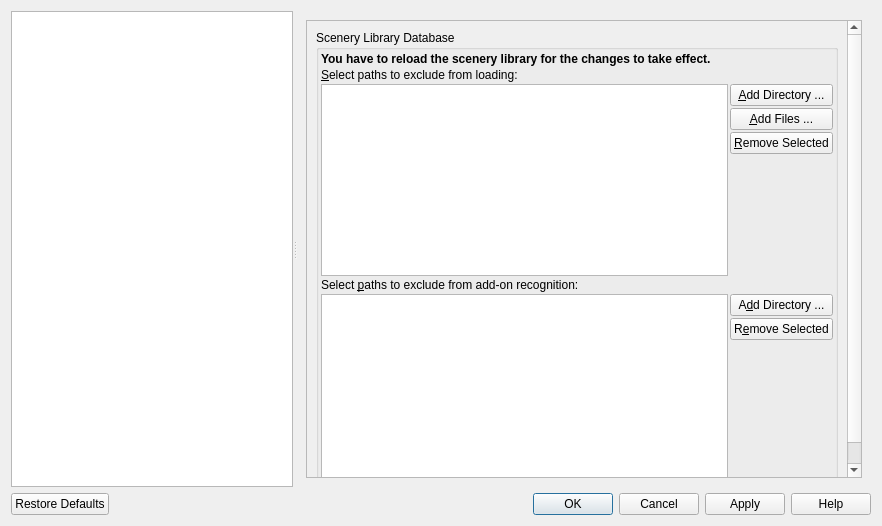
First picture: the form in src/options/options.ui, repository albar965/littlenavmap, before the edit.
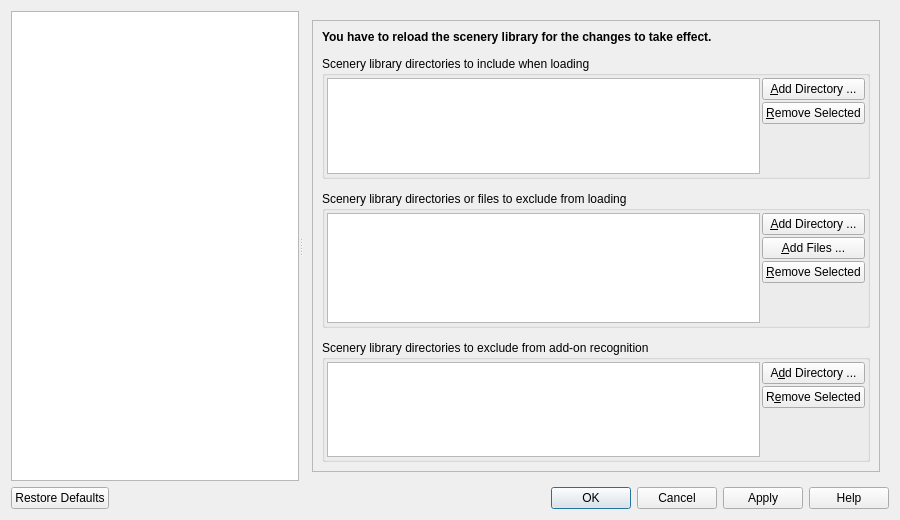
Second picture: the form after the edit. The open tabs and pages were chosen to show the change.

Commit message:
Added option to include extra directories for scenery library scanning.
Reworked scenery library page in options to use table instead of list.
albar965/littlenavmap#959

```diff
--- a/src/options/options.ui
+++ b/src/options/options.ui
@@ -6,8 +6,8 @@
    <rect>
     <x>0</x>
     <y>0</y>
-    <width>882</width>
-    <height>526</height>
+    <width>900</width>
+    <height>520</height>
    </rect>
   </property>
   <property name="windowTitle">
@@ -61,8 +61,8 @@
             <rect>
              <x>0</x>
              <y>0</y>
-             <width>570</width>
-             <height>458</height>
+             <width>582</width>
+             <height>452</height>
             </rect>
            </property>
            <layout class="QVBoxLayout" name="verticalLayout_21">
@@ -402,8 +402,8 @@
             <rect>
              <x>0</x>
              <y>0</y>
-             <width>570</width>
-             <height>458</height>
+             <width>499</width>
+             <height>394</height>
             </rect>
            </property>
            <layout class="QVBoxLayout" name="verticalLayout_22">
@@ -453,9 +453,6 @@
                  <property name="wordWrap">
                   <bool>true</bool>
                  </property>
-                 <property name="margin">
-                  <number>5</number>
-                 </property>
                  <property name="textInteractionFlags">
                   <set>Qt::LinksAccessibleByMouse|Qt::TextSelectableByMouse</set>
                  </property>
@@ -646,8 +643,8 @@
             <rect>
              <x>0</x>
              <y>0</y>
-             <width>556</width>
-             <height>537</height>
+             <width>408</width>
+             <height>517</height>
             </rect>
            </property>
            <layout class="QVBoxLayout" name="verticalLayout_23">
@@ -723,9 +720,6 @@
                  <property name="wordWrap">
                   <bool>true</bool>
                  </property>
-                 <property name="margin">
-                  <number>5</number>
-                 </property>
                  <property name="textInteractionFlags">
                   <set>Qt::LinksAccessibleByMouse|Qt::TextSelectableByMouse</set>
                  </property>
@@ -777,9 +771,6 @@
                  <property name="wordWrap">
                   <bool>true</bool>
                  </property>
-                 <property name="margin">
-                  <number>5</number>
-                 </property>
                  <property name="textInteractionFlags">
                   <set>Qt::LinksAccessibleByMouse|Qt::TextSelectableByMouse</set>
                  </property>
@@ -1154,8 +1145,8 @@
             <rect>
              <x>0</x>
              <y>0</y>
-             <width>570</width>
-             <height>458</height>
+             <width>535</width>
+             <height>346</height>
             </rect>
            </property>
            <layout class="QGridLayout" name="gridLayout_36">
@@ -1405,9 +1396,6 @@
                  <property name="wordWrap">
                   <bool>true</bool>
                  </property>
-                 <property name="margin">
-                  <number>5</number>
-                 </property>
                  <property name="textInteractionFlags">
                   <set>Qt::LinksAccessibleByMouse|Qt::TextSelectableByMouse</set>
                  </property>
@@ -1470,8 +1458,8 @@
             <rect>
              <x>0</x>
              <y>0</y>
-             <width>556</width>
-             <height>524</height>
+             <width>542</width>
+             <height>514</height>
             </rect>
            </property>
            <layout class="QGridLayout" name="gridLayout_12">
@@ -1906,9 +1894,6 @@
                  <property name="wordWrap">
                   <bool>true</bool>
                  </property>
-                 <property name="margin">
-                  <number>5</number>
-                 </property>
                  <property name="textInteractionFlags">
                   <set>Qt::LinksAccessibleByMouse|Qt::TextSelectableByMouse</set>
                  </property>
@@ -1935,8 +1920,8 @@
             <rect>
              <x>0</x>
              <y>0</y>
-             <width>570</width>
-             <height>458</height>
+             <width>565</width>
+             <height>300</height>
             </rect>
            </property>
            <layout class="QGridLayout" name="gridLayout_13">
@@ -2268,7 +2253,7 @@
             <rect>
              <x>0</x>
              <y>0</y>
-             <width>556</width>
+             <width>472</width>
              <height>534</height>
             </rect>
            </property>
@@ -3022,8 +3007,8 @@
             <rect>
              <x>0</x>
              <y>0</y>
-             <width>570</width>
-             <height>458</height>
+             <width>413</width>
+             <height>315</height>
             </rect>
            </property>
            <layout class="QVBoxLayout" name="verticalLayout_35">
@@ -3427,7 +3412,7 @@
             <rect>
              <x>0</x>
              <y>0</y>
-             <width>556</width>
+             <width>494</width>
              <height>526</height>
             </rect>
            </property>
@@ -4342,8 +4327,8 @@
             <rect>
              <x>0</x>
              <y>0</y>
-             <width>570</width>
-             <height>458</height>
+             <width>316</width>
+             <height>353</height>
             </rect>
            </property>
            <layout class="QGridLayout" name="gridLayout_39">
@@ -4780,7 +4765,7 @@
             <rect>
              <x>0</x>
              <y>0</y>
-             <width>556</width>
+             <width>552</width>
              <height>528</height>
             </rect>
            </property>
@@ -5265,8 +5250,8 @@
             <rect>
              <x>0</x>
              <y>0</y>
-             <width>570</width>
-             <height>458</height>
+             <width>457</width>
+             <height>324</height>
             </rect>
            </property>
            <layout class="QVBoxLayout" name="verticalLayout_26">
@@ -5544,8 +5529,8 @@
             <rect>
              <x>0</x>
              <y>0</y>
-             <width>570</width>
-             <height>458</height>
+             <width>266</width>
+             <height>442</height>
             </rect>
            </property>
            <layout class="QVBoxLayout" name="verticalLayout_27">
@@ -5766,7 +5751,7 @@
             <rect>
              <x>0</x>
              <y>0</y>
-             <width>556</width>
+             <width>356</width>
              <height>641</height>
             </rect>
            </property>
@@ -6332,8 +6317,8 @@
             <rect>
              <x>0</x>
              <y>0</y>
-             <width>570</width>
-             <height>458</height>
+             <width>378</width>
+             <height>349</height>
             </rect>
            </property>
            <layout class="QVBoxLayout" name="verticalLayout_29">
@@ -6634,8 +6619,8 @@
             <rect>
              <x>0</x>
              <y>0</y>
-             <width>570</width>
-             <height>458</height>
+             <width>420</width>
+             <height>228</height>
             </rect>
            </property>
            <layout class="QGridLayout" name="gridLayout_37">
@@ -6821,8 +6806,8 @@
             <rect>
              <x>0</x>
              <y>0</y>
-             <width>570</width>
-             <height>458</height>
+             <width>471</width>
+             <height>436</height>
             </rect>
            </property>
            <layout class="QVBoxLayout" name="verticalLayout_30">
@@ -7064,9 +7049,6 @@
                  <property name="wordWrap">
                   <bool>true</bool>
                  </property>
-                 <property name="margin">
-                  <number>5</number>
-                 </property>
                  <property name="openExternalLinks">
                   <bool>true</bool>
                  </property>
@@ -7152,17 +7134,39 @@
             <rect>
              <x>0</x>
              <y>0</y>
-             <width>556</width>
-             <height>493</height>
+             <width>582</width>
+             <height>452</height>
             </rect>
            </property>
            <layout class="QGridLayout" name="gridLayout_38">
+            <property name="verticalSpacing">
+             <number>12</number>
+            </property>
             <item row="0" column="0">
-             <widget class="QGroupBox" name="groupBox_23">
+             <widget class="QLabel" name="labelOptionsDatabaseReload">
+              <property name="sizePolicy">
+               <sizepolicy hsizetype="Preferred" vsizetype="Minimum">
+                <horstretch>0</horstretch>
+                <verstretch>0</verstretch>
+               </sizepolicy>
+              </property>
+              <property name="text">
+               <string>&lt;b&gt;You have to reload the scenery library for the changes to take effect.&lt;/b&gt;</string>
+              </property>
+              <property name="wordWrap">
+               <bool>true</bool>
+              </property>
+              <property name="textInteractionFlags">
+               <set>Qt::LinksAccessibleByMouse|Qt::TextSelectableByMouse</set>
+              </property>
+             </widget>
+            </item>
+            <item row="2" column="0">
+             <widget class="QGroupBox" name="groupBox_37">
               <property name="title">
-               <string>Scenery Library Database</string>
+               <string>Scenery library directories or files to exclude from loading</string>
               </property>
-              <layout class="QGridLayout" name="gridLayout_42">
+              <layout class="QGridLayout" name="gridLayout_52">
                <property name="leftMargin">
                 <number>2</number>
                </property>
@@ -7178,8 +7182,14 @@
                <property name="spacing">
                 <number>2</number>
                </property>
-               <item row="2" column="0">
-                <widget class="QListWidget" name="listWidgetOptionsDatabaseExclude">
+               <item row="0" column="0" rowspan="4">
+                <widget class="QTableWidget" name="tableWidgetOptionsDatabaseExclude">
+                 <property name="sizePolicy">
+                  <sizepolicy hsizetype="Expanding" vsizetype="Ignored">
+                   <horstretch>0</horstretch>
+                   <verstretch>0</verstretch>
+                  </sizepolicy>
+                 </property>
                  <property name="toolTip">
                   <string>All directories including sub-directories and files in this list will be omitted when loading the scenery library into the Little Navmap database.
 You can also use this list to speed up database loading if you exclude directories that do not contain airports or navaids.
@@ -7189,92 +7199,104 @@
                  <property name="editTriggers">
                   <set>QAbstractItemView::NoEditTriggers</set>
                  </property>
+                 <property name="showDropIndicator" stdset="0">
+                  <bool>false</bool>
+                 </property>
                  <property name="alternatingRowColors">
                   <bool>true</bool>
                  </property>
                  <property name="selectionMode">
                   <enum>QAbstractItemView::ExtendedSelection</enum>
                  </property>
-                </widget>
-               </item>
-               <item row="1" column="0" colspan="2">
-                <widget class="QLabel" name="labelOptionsDatabaseExclude">
-                 <property name="text">
-                  <string>&amp;Select paths to exclude from loading:</string>
+                 <property name="textElideMode">
+                  <enum>Qt::ElideLeft</enum>
                  </property>
-                 <property name="alignment">
-                  <set>Qt::AlignLeading|Qt::AlignLeft|Qt::AlignTop</set>
+                 <property name="horizontalScrollMode">
+                  <enum>QAbstractItemView::ScrollPerPixel</enum>
                  </property>
                  <property name="wordWrap">
-                  <bool>true</bool>
+                  <bool>false</bool>
                  </property>
-                 <property name="buddy">
-                  <cstring>listWidgetOptionsDatabaseExclude</cstring>
+                 <property name="cornerButtonEnabled">
+                  <bool>false</bool>
                  </property>
+                 <attribute name="horizontalHeaderVisible">
+                  <bool>false</bool>
+                 </attribute>
+                 <attribute name="verticalHeaderVisible">
+                  <bool>false</bool>
+                 </attribute>
+                 <attribute name="verticalHeaderHighlightSections">
+                  <bool>false</bool>
+                 </attribute>
                 </widget>
                </item>
-               <item row="3" column="0" colspan="2">
-                <widget class="QLabel" name="labelOptionsDatabaseAddon">
+               <item row="0" column="1">
+                <widget class="QPushButton" name="pushButtonOptionsDatabaseAddExcludeDir">
                  <property name="text">
-                  <string>Select &amp;paths to exclude from add-on recognition:</string>
+                  <string>&amp;Add Directory ...</string>
                  </property>
-                 <property name="alignment">
-                  <set>Qt::AlignLeading|Qt::AlignLeft|Qt::AlignTop</set>
-                 </property>
-                 <property name="wordWrap">
-                  <bool>true</bool>
-                 </property>
-                 <property name="buddy">
-                  <cstring>listWidgetOptionsDatabaseAddon</cstring>
+                </widget>
+               </item>
+               <item row="1" column="1">
+                <widget class="QPushButton" name="pushButtonOptionsDatabaseAddExcludeFile">
+                 <property name="text">
+                  <string>&amp;Add Files ...</string>
                  </property>
                 </widget>
                </item>
                <item row="2" column="1">
-                <layout class="QVBoxLayout" name="verticalLayoutOptionsDatabase">
-                 <property name="spacing">
-                  <number>2</number>
+                <widget class="QPushButton" name="pushButtonOptionsDatabaseRemoveExclude">
+                 <property name="text">
+                  <string>&amp;Remove Selected</string>
                  </property>
-                 <property name="leftMargin">
-                  <number>0</number>
+                </widget>
+               </item>
+               <item row="3" column="1">
+                <spacer name="verticalSpacer_21">
+                 <property name="orientation">
+                  <enum>Qt::Vertical</enum>
                  </property>
-                 <item alignment="Qt::AlignTop">
-                  <widget class="QPushButton" name="pushButtonOptionsDatabaseAddExcludeDir">
-                   <property name="text">
-                    <string>&amp;Add Directory ...</string>
-                   </property>
-                  </widget>
-                 </item>
-                 <item>
-                  <widget class="QPushButton" name="pushButtonOptionsDatabaseAddExcludeFile">
-                   <property name="text">
-                    <string>&amp;Add Files ...</string>
-                   </property>
-                  </widget>
-                 </item>
-                 <item alignment="Qt::AlignTop">
-                  <widget class="QPushButton" name="pushButtonOptionsDatabaseRemoveExclude">
-                   <property name="text">
-                    <string>&amp;Remove Selected</string>
-                   </property>
-                  </widget>
-                 </item>
-                 <item>
-                  <spacer name="verticalSpacerOptionsDatabaseExclude">
-                   <property name="orientation">
-                    <enum>Qt::Vertical</enum>
-                   </property>
-                   <property name="sizeHint" stdset="0">
-                    <size>
-                     <width>20</width>
-                     <height>40</height>
-                    </size>
-                   </property>
-                  </spacer>
-                 </item>
-                </layout>
+                 <property name="sizeHint" stdset="0">
+                  <size>
+                   <width>20</width>
+                   <height>40</height>
+                  </size>
+                 </property>
+                </spacer>
                </item>
-               <item row="4" column="0">
-                <widget class="QListWidget" name="listWidgetOptionsDatabaseAddon">
+              </layout>
+             </widget>
+            </item>
+            <item row="3" column="0">
+             <widget class="QGroupBox" name="groupBox_38">
+              <property name="title">
+               <string>Scenery library directories to exclude from add-on recognition</string>
+              </property>
+              <layout class="QGridLayout" name="gridLayout_53">
+               <property name="leftMargin">
+                <number>2</number>
+               </property>
+               <property name="topMargin">
+                <number>2</number>
+               </property>
+               <property name="rightMargin">
+                <number>2</number>
+               </property>
+               <property name="bottomMargin">
+                <number>2</number>
+               </property>
+               <property name="spacing">
+                <number>2</number>
+               </property>
+               <item row="0" column="0" rowspan="3">
+                <widget class="QTableWidget" name="tableWidgetOptionsDatabaseExcludeAddon">
+                 <property name="sizePolicy">
+                  <sizepolicy hsizetype="Expanding" vsizetype="Ignored">
+                   <horstretch>0</horstretch>
+                   <verstretch>0</verstretch>
+                  </sizepolicy>
+                 </property>
                  <property name="toolTip">
                   <string>All airports found outside the default &quot;scenery&quot; directory will be considered add-ons.
 You can use this list to modify this behavior.
@@ -7285,67 +7307,169 @@
                  <property name="editTriggers">
                   <set>QAbstractItemView::NoEditTriggers</set>
                  </property>
+                 <property name="showDropIndicator" stdset="0">
+                  <bool>false</bool>
+                 </property>
                  <property name="alternatingRowColors">
                   <bool>true</bool>
                  </property>
                  <property name="selectionMode">
                   <enum>QAbstractItemView::ExtendedSelection</enum>
                  </property>
+                 <property name="textElideMode">
+                  <enum>Qt::ElideLeft</enum>
+                 </property>
+                 <property name="horizontalScrollMode">
+                  <enum>QAbstractItemView::ScrollPerPixel</enum>
+                 </property>
+                 <property name="wordWrap">
+                  <bool>false</bool>
+                 </property>
+                 <property name="cornerButtonEnabled">
+                  <bool>false</bool>
+                 </property>
+                 <attribute name="horizontalHeaderVisible">
+                  <bool>false</bool>
+                 </attribute>
+                 <attribute name="verticalHeaderVisible">
+                  <bool>false</bool>
+                 </attribute>
+                 <attribute name="verticalHeaderHighlightSections">
+                  <bool>false</bool>
+                 </attribute>
                 </widget>
                </item>
-               <item row="4" column="1">
-                <layout class="QVBoxLayout" name="verticalLayoutOptionsDatabase_2">
-                 <property name="spacing">
-                  <number>2</number>
+               <item row="0" column="1">
+                <widget class="QPushButton" name="pushButtonOptionsDatabaseAddAddon">
+                 <property name="text">
+                  <string>A&amp;dd Directory ...</string>
                  </property>
-                 <property name="leftMargin">
-                  <number>0</number>
-                 </property>
-                 <item alignment="Qt::AlignTop">
-                  <widget class="QPushButton" name="pushButtonOptionsDatabaseAddAddon">
-                   <property name="text">
-                    <string>A&amp;dd Directory ...</string>
-                   </property>
-                  </widget>
-                 </item>
-                 <item alignment="Qt::AlignTop">
-                  <widget class="QPushButton" name="pushButtonOptionsDatabaseRemoveAddon">
-                   <property name="text">
-                    <string>R&amp;emove Selected</string>
-                   </property>
-                  </widget>
-                 </item>
-                 <item>
-                  <spacer name="verticalSpacerOptionsDatabaseAddon">
-                   <property name="orientation">
-                    <enum>Qt::Vertical</enum>
-                   </property>
-                   <property name="sizeHint" stdset="0">
-                    <size>
-                     <width>20</width>
-                     <height>40</height>
-                    </size>
-                   </property>
-                  </spacer>
-                 </item>
-                </layout>
+                </widget>
                </item>
-               <item row="0" column="0" colspan="2">
-                <widget class="QLabel" name="labelOptionsDatabaseReload">
+               <item row="1" column="1">
+                <widget class="QPushButton" name="pushButtonOptionsDatabaseRemoveAddon">
                  <property name="text">
-                  <string>&lt;b&gt;You have to reload the scenery library for the changes to take effect.&lt;/b&gt;</string>
+                  <string>R&amp;emove Selected</string>
                  </property>
-                 <property name="wordWrap">
+                </widget>
+               </item>
+               <item row="2" column="1">
+                <spacer name="verticalSpacer_20">
+                 <property name="orientation">
+                  <enum>Qt::Vertical</enum>
+                 </property>
+                 <property name="sizeHint" stdset="0">
+                  <size>
+                   <width>20</width>
+                   <height>40</height>
+                  </size>
+                 </property>
+                </spacer>
+               </item>
+              </layout>
+             </widget>
+            </item>
+            <item row="1" column="0">
+             <widget class="QGroupBox" name="groupBox_36">
+              <property name="title">
+               <string>Scenery library directories to include when loading</string>
+              </property>
+              <layout class="QGridLayout" name="gridLayout_51">
+               <property name="leftMargin">
+                <number>2</number>
+               </property>
+               <property name="topMargin">
+                <number>2</number>
+               </property>
+               <property name="rightMargin">
+                <number>2</number>
+               </property>
+               <property name="bottomMargin">
+                <number>2</number>
+               </property>
+               <property name="spacing">
+                <number>2</number>
+               </property>
+               <item row="0" column="0" rowspan="3">
+                <widget class="QTableWidget" name="tableWidgetOptionsDatabaseInclude">
+                 <property name="enabled">
                   <bool>true</bool>
                  </property>
-                 <property name="margin">
-                  <number>5</number>
+                 <property name="sizePolicy">
+                  <sizepolicy hsizetype="Expanding" vsizetype="Ignored">
+                   <horstretch>0</horstretch>
+                   <verstretch>0</verstretch>
+                  </sizepolicy>
                  </property>
-                 <property name="textInteractionFlags">
-                  <set>Qt::LinksAccessibleByMouse|Qt::TextSelectableByMouse</set>
+                 <property name="toolTip">
+                  <string>All add-ons in this list will be included in the scenery library when the Little Navmap 
+database is loaded, regardless of whether they are included the simulator or not.
+These paths apply to all Flight Simulators like MSFS (extending the directory &quot;Community&quot;) and 
+X-Plane (extending the directory &quot;Custom Scenery&quot;). Note that these entries are always read last.
+You have to reload the scenery library so that the changes take effect.</string>
                  </property>
+                 <property name="editTriggers">
+                  <set>QAbstractItemView::NoEditTriggers</set>
+                 </property>
+                 <property name="showDropIndicator" stdset="0">
+                  <bool>false</bool>
+                 </property>
+                 <property name="alternatingRowColors">
+                  <bool>true</bool>
+                 </property>
+                 <property name="selectionMode">
+                  <enum>QAbstractItemView::ExtendedSelection</enum>
+                 </property>
+                 <property name="textElideMode">
+                  <enum>Qt::ElideLeft</enum>
+                 </property>
+                 <property name="horizontalScrollMode">
+                  <enum>QAbstractItemView::ScrollPerPixel</enum>
+                 </property>
+                 <property name="wordWrap">
+                  <bool>false</bool>
+                 </property>
+                 <property name="cornerButtonEnabled">
+                  <bool>false</bool>
+                 </property>
+                 <attribute name="horizontalHeaderVisible">
+                  <bool>false</bool>
+                 </attribute>
+                 <attribute name="verticalHeaderVisible">
+                  <bool>false</bool>
+                 </attribute>
+                 <attribute name="verticalHeaderHighlightSections">
+                  <bool>false</bool>
+                 </attribute>
                 </widget>
                </item>
+               <item row="0" column="1">
+                <widget class="QPushButton" name="pushButtonOptionsDatabaseAddIncludeDir">
+                 <property name="text">
+                  <string>&amp;Add Directory ...</string>
+                 </property>
+                </widget>
+               </item>
+               <item row="1" column="1">
+                <widget class="QPushButton" name="pushButtonOptionsDatabaseRemoveInclude">
+                 <property name="text">
+                  <string>&amp;Remove Selected</string>
+                 </property>
+                </widget>
+               </item>
+               <item row="2" column="1">
+                <spacer name="verticalSpacer_22">
+                 <property name="orientation">
+                  <enum>Qt::Vertical</enum>
+                 </property>
+                 <property name="sizeHint" stdset="0">
+                  <size>
+                   <width>20</width>
+                   <height>40</height>
+                  </size>
+                 </property>
+                </spacer>
+               </item>
               </layout>
              </widget>
             </item>
```
Left out of the diff: 11 changed lines with no effect on the pictures. The commit also changes 7 other files.
